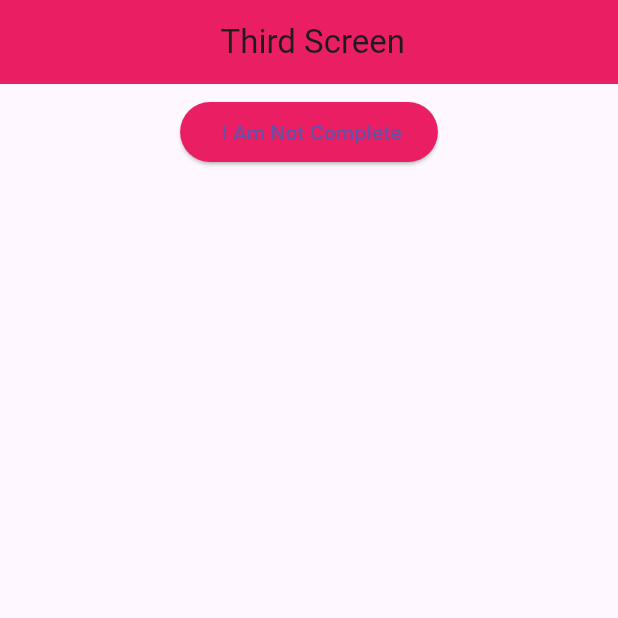
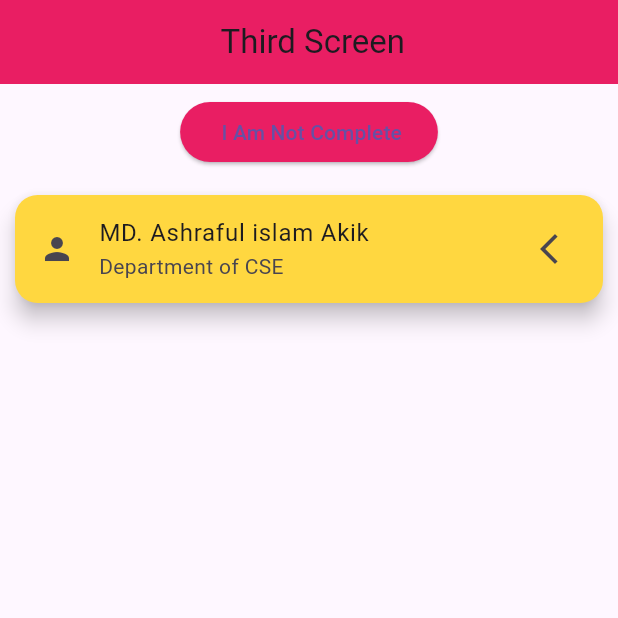
Before and after one commit to ashrafulislamakik/Flutter_Widgets_Module_5, a Flutter app: the thirdScreen screen opened directly, on a phone screen of 412 x 824 dp, the top half of it. Run offline on Flutter 3.47's test engine with Material 3 defaults, Android fonts, the phone set to English and light mode, and no system bars; network calls fail.

Commit message:
Update main.dart

```diff
--- a/lib/main.dart
+++ b/lib/main.dart
@@ -172,6 +172,22 @@ class thirdScreen extends StatelessWidget {
             Padding(
               padding: const EdgeInsets.all(8.0),
               child: ElevatedButton(onPressed: (){}, child: Text(" I Am Not Complete")),
+            ),
+
+            Card(
+              color: Colors.amberAccent,
+              elevation: 6,
+              margin: EdgeInsets.all(10),
+              shape: RoundedRectangleBorder(
+                borderRadius: BorderRadius.circular(15)
+              ),
+
+              child: ListTile(
+                leading: Icon(Icons.person),
+                trailing: Icon(Icons.arrow_back_ios_new),
+                title: Text("MD. Ashraful islam Akik"),
+                subtitle: Text("Department of CSE"),
+              ),
             )
           ],
         ),
```
